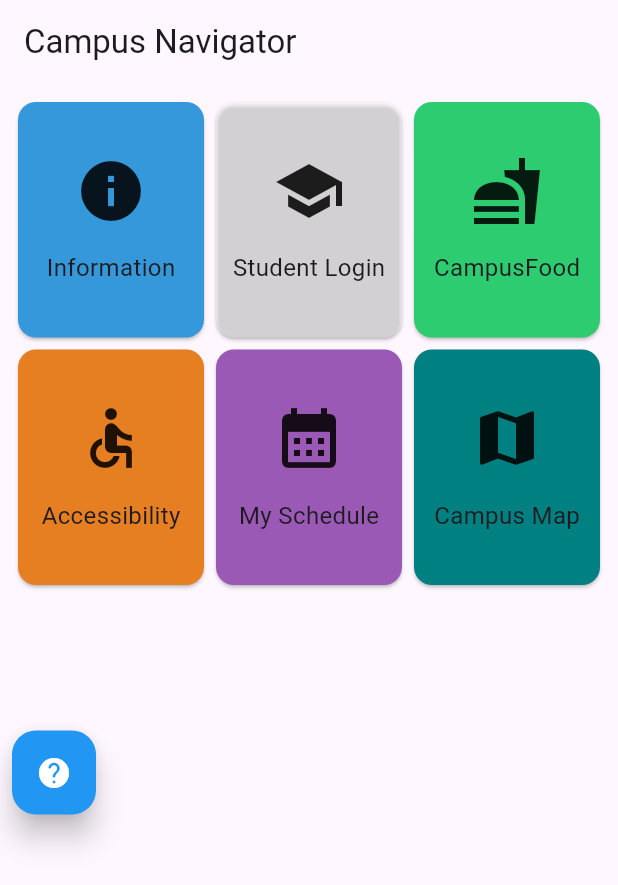
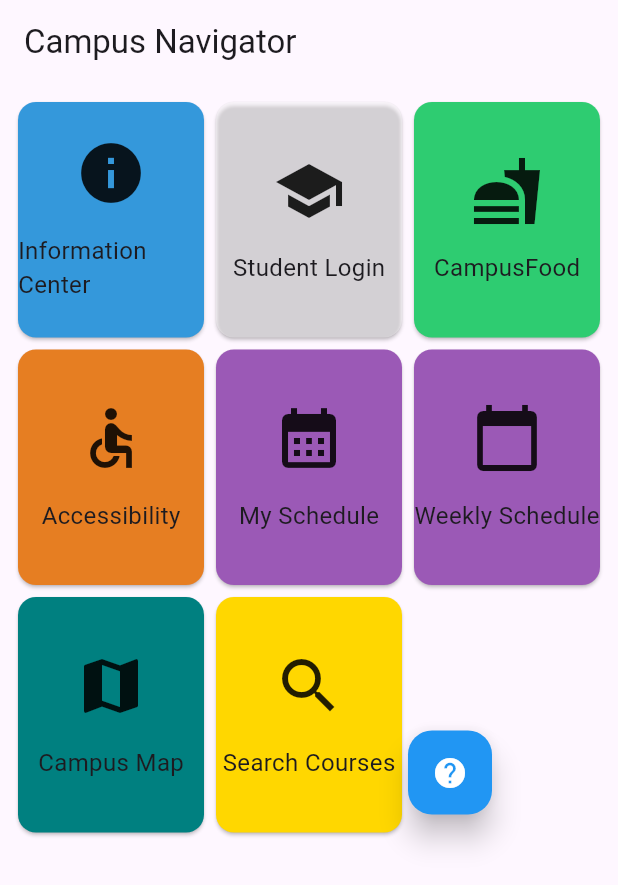
Before and after one commit to JaeWright/Campus-Navigation-App, a Flutter app: the screen it shows after launch, on a phone screen of 412 x 824 dp. Shown: the top 885 px of the screen. Run offline on Flutter 3.47's test engine with Material 3 defaults, Android fonts, the phone set to English and light mode, and no system bars; our stand-ins replace cloud_firestore, firebase_core, flutter_map, latlong2, sliding_up_panel, sqflite; accounts and stored records are empty; statements that could not run were skipped.

Commit message:
Update main.dart

```diff
--- a/campusmapper/lib/main.dart
+++ b/campusmapper/lib/main.dart
@@ -8,28 +8,43 @@ based on the user's login status.
 
 Author: Darshilkumar Patel
 Added helpbutton on homepage. Designed Navigationcards widgets to user friendly.
+
+Author: Brock Davidge
+Added functionality to connect to course search and weekly schedule.
 */
 import 'package:flutter/material.dart';
-import 'food.dart';
-import 'student_login.dart';
-import 'information_centre_page.dart';
-import 'accessibility.dart';
-import 'scheduler/scheduler_handler.dart';
 import 'dart:math' as math;
 import 'package:firebase_core/firebase_core.dart';
 import 'package:campusmapper/map/firebase_options.dart';
-import 'package:campusmapper/map/map_maker.dart';
-import 'helpbutton.dart'; // Import the HelpButton class
+import 'helpbutton.dart';
+import 'courses/course_search_page.dart';
+import 'courses/schedule_page.dart';
+import 'courses/schedule_provider.dart';
+import 'information_centre_page.dart';
+import 'accessibility.dart';
+import 'food.dart';
+import 'scheduler/scheduler_handler.dart';
+import 'student_login.dart';
+import 'package:provider/provider.dart';
 
-Future<void> main() async {
+void main() async {
   WidgetsFlutterBinding.ensureInitialized();
   await Firebase.initializeApp(
     options: DefaultFirebaseOptions.currentPlatform,
   );
-  runApp(MaterialApp(
+  runApp(
+    // Wrap your app with MultiProvider to provide multiple providers
+    MultiProvider(
+      providers: [
+        ChangeNotifierProvider(create: (context) => ScheduleProvider()), // Add this line
+        // Add other providers if needed
+      ],
+      child: MaterialApp(
         title: 'Grade Viewer',
         home: CampusNavigatorApp(),
-  ));
+      ),
+    ),
+  );
 }
 
 class CampusNavigatorApp extends StatelessWidget {
@@ -51,7 +66,6 @@ class HomePage extends StatefulWidget {
 }
 
 class _HomePageState extends State<HomePage> {
-  // This flag will change based on the user's login status
   bool isLoggedIn = false;
 
   void navigateToSection(BuildContext context, Widget page) {
@@ -60,14 +74,12 @@ class _HomePageState extends State<HomePage> {
     );
   }
 
-  // Call this method when the login is successful
   void loginUser() {
     setState(() {
       isLoggedIn = true;
     });
   }
 
-  // Call this method when the user logs out
   void logoutUser() {
     setState(() {
       isLoggedIn = false;
@@ -79,8 +91,8 @@ class _HomePageState extends State<HomePage> {
     List<Widget> navigationCards = [
       NavigationCard(
         icon: Icons.info,
-        title: 'Information',
-        color: Color(0xFF3498DB), // Blue
+        title: 'Information Center',
+        color: Color(0xFF3498DB),
         onTap: () {
           navigateToSection(context, InformationCenterPage());
         },
@@ -88,7 +100,7 @@ class _HomePageState extends State<HomePage> {
       NavigationCard(
         icon: Icons.fastfood_sharp,
         title: 'CampusFood',
-        color: Color(0xFF2ECC71), // Green
+        color: Color(0xFF2ECC71),
         onTap: () {
           navigateToSection(context, FoodPage());
         },
@@ -96,7 +108,7 @@ class _HomePageState extends State<HomePage> {
       NavigationCard(
         icon: Icons.accessible,
         title: 'Accessibility',
-        color: Color(0xFFE67E22), // Orange
+        color: Color(0xFFE67E22),
         onTap: () {
           navigateToSection(context, AccessibilityDirectoryPage());
         },
@@ -104,24 +116,38 @@ class _HomePageState extends State<HomePage> {
       NavigationCard(
         icon: Icons.calendar_month,
         title: 'My Schedule',
-        color: Color(0xFF9B59B6), // Purple
+        color: Color(0xFF9B59B6),
         onTap: () {
           navigateToSection(context, SchedulerHandlerPage());
         },
       ),
       NavigationCard(
+        icon: Icons.calendar_today,
+        title: 'Weekly Schedule',
+        color: Color(0xFF9B59B6),
+        onTap: () {
+          navigateToSection(context, SchedulePage());
+        },
+      ),
+      NavigationCard(
         icon: Icons.map,
         title: 'Campus Map',
-        color: Color(0xFF008080), // Teal
+        color: Color(0xFF008080),
         onTap: () {
-          navigateToSection(context, ListMapScreen());
+          // Navigate to Campus Map
         },
       ),
-
+      NavigationCard(
+        icon: Icons.search,
+        title: 'Search Courses',
+        color: Color(0xFFFFD700),
+        onTap: () {
+          navigateToSection(context, CourseSearchPage());
+        },
+      ),
       Container(
         alignment: Alignment.bottomCenter,
-        padding:
-            EdgeInsets.only(bottom: 8.0), // Adjust the bottom padding as needed
+        padding: EdgeInsets.only(bottom: 8.0),
         child: HelpButton(
           onPressed: () {
             showDialog(
@@ -144,15 +170,11 @@ class _HomePageState extends State<HomePage> {
           },
         ),
       ),
-
-      // ... Add other NavigationCard widgets as needed ...
     ];
-
-    // Rest of your build method...
 
     if (!isLoggedIn) {
       navigationCards.insert(
-        1, // Adjust index as needed to place the login card in the desired position
+        1,
         NavigationCard(
           icon: Icons.school,
           title: 'Student Login',
@@ -171,7 +193,7 @@ class _HomePageState extends State<HomePage> {
             ? [
           IconButton(
             icon: Icon(Icons.exit_to_app),
-                  onPressed: logoutUser, // Calls logoutUser to update the state
+            onPressed: logoutUser,
           ),
         ]
             : [],
@@ -201,8 +223,6 @@ class _AnimatedBackgroundState extends State<AnimatedBackground> {
   @override
   void initState() {
     super.initState();
-
-    // Start the animations
     _animateBackgroundColor();
   }
 
@@ -210,7 +230,6 @@ class _AnimatedBackgroundState extends State<AnimatedBackground> {
     Future.delayed(Duration(seconds: 1)).then((_) {
       if (mounted) {
         setState(() {
-          // Generate a random color with full opacity
           _color = Color((0xFF000000 | math.Random().nextInt(0xFFFFFF)));
         });
         _animateBackgroundColor();
@@ -229,13 +248,10 @@ class _AnimatedBackgroundState extends State<AnimatedBackground> {
 }
 
 class NotificationsPage extends StatelessWidget {
-  // ... Your existing NotificationsPage code ...
   @override
   Widget build(BuildContext context) {
-    // Placeholder for events
     final events = [
       {'name': 'Tech Workshop', 'date': 'Nov 10', 'location': 'Auditorium'},
-      // Add more events
     ];
 
     return Scaffold(
@@ -245,8 +261,7 @@ class NotificationsPage extends StatelessWidget {
         itemBuilder: (context, index) {
           var event = events[index];
           return ListTile(
-            title: Text(
-                event['name'] ?? 'Unknown Event'), // Provide a default value
+            title: Text(event['name'] ?? 'Unknown Event'),
             subtitle: Text(
                 '${event['date'] ?? 'Date not set'} at ${event['location'] ?? 'Location not set'}'),
             onTap: () {
@@ -260,7 +275,6 @@ class NotificationsPage extends StatelessWidget {
 }
 
 class NavigationCard extends StatelessWidget {
-  // ... Your existing NavigationCard code, make sure the colors are set to transparent ...
   final IconData icon;
   final String title;
   final Color color;
```
Lines whose indentation alone changed are shown as unchanged.
